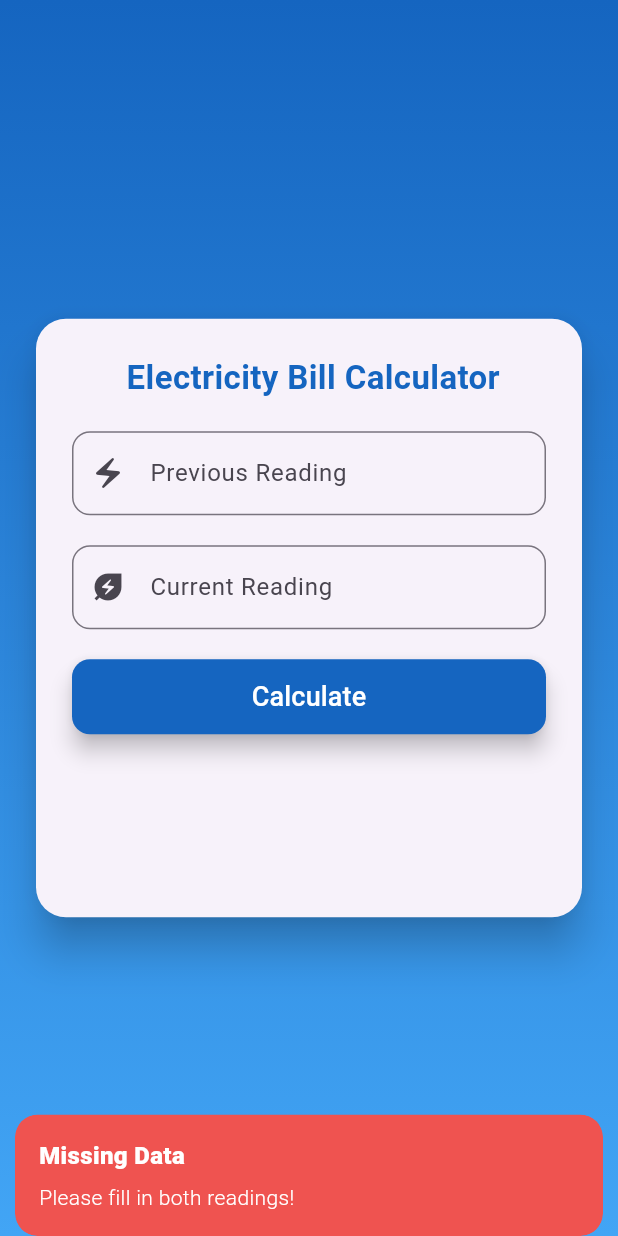
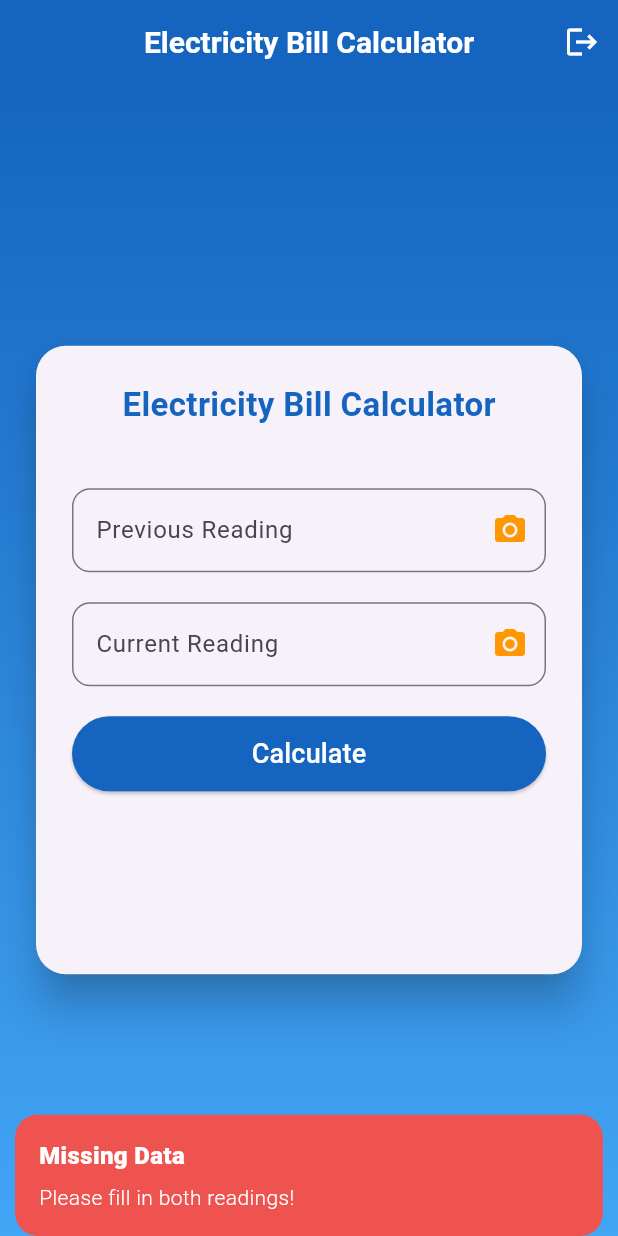
Before and after one commit to ahmedmaboud/Electricity-Consumption-Calculator, a Flutter app: the CalculatorPage screen opened by its route, after a tap on "Calculate", on a phone screen of 412 x 824 dp. Run offline on Flutter 3.47's test engine with Material 3 defaults, Android fonts, the phone set to English and light mode, and no system bars; our stand-ins replace flutter_spinkit, get, image_picker, supabase_flutter; missing offline and left inert: google_mlkit_text_recognition; accounts and stored records are empty; network calls fail.

Commit message:
applying getx on calculator page and merge the ocr in the calculator page and fix some things

```diff
--- a/Application/lib/calculator_page.dart
+++ b/Application/lib/calculator_page.dart
@@ -1,93 +1,46 @@
 import 'package:flutter/material.dart';
+import 'package:flutter_spinkit/flutter_spinkit.dart';
 import 'package:get/get.dart';
+import 'package:graduation_project_depi/controllers/calculator_page_controller.dart';
+import 'package:graduation_project_depi/services/auth_service.dart';
 
-class CalculatorPage extends StatelessWidget {
-  CalculatorPage({super.key});
-
-  final previousReadingController = TextEditingController();
-  final currentReadingController = TextEditingController();
-  final cost = ''.obs;
-  final consumption = ''.obs;
-
-  double calculateElectricity(int current, int previous) {
-    final reading = current - previous;
-    double rate;
-    double serviceFee;
-
-    if (reading <= 50) {
-      rate = 0.58;
-      serviceFee = 2;
-    } else if (reading <= 100) {
-      rate = 0.68;
-      serviceFee = 4;
-    } else if (reading <= 200) {
-      rate = 0.83;
-      serviceFee = 6;
-    } else if (reading <= 350) {
-      rate = 1.00;
-      serviceFee = 8;
-    } else if (reading <= 650) {
-      rate = 1.18;
-      serviceFee = 10;
-    } else if (reading <= 1000) {
-      rate = 1.28;
-      serviceFee = 12;
-    } else {
-      rate = 1.45;
-      serviceFee = 15;
-    }
-
-    return (reading * rate) + serviceFee;
-  }
-
-  bool validateInputs() {
-    if (previousReadingController.text.isEmpty ||
-        currentReadingController.text.isEmpty) {
-      Get.snackbar(
-        'Missing Data',
-        'Please fill in both readings!',
-        backgroundColor: Colors.red.shade400,
-        colorText: Colors.white,
-        snackPosition: SnackPosition.BOTTOM,
-      );
-      return false;
-    }
-
-    final previous = int.tryParse(previousReadingController.text);
-    final current = int.tryParse(currentReadingController.text);
-
-    if (previous == null || current == null) {
-      Get.snackbar(
-        'Invalid Input',
-        'Please enter valid numbers!',
-        backgroundColor: Colors.orange.shade400,
-        colorText: Colors.white,
-        snackPosition: SnackPosition.BOTTOM,
-      );
-      currentReadingController.clear();
-      previousReadingController.clear();
-      return false;
-    }
-
-    if (current < previous) {
-      Get.snackbar(
-        'Error',
-        'Current reading cannot be less than previous reading!',
-        backgroundColor: Colors.red.shade400,
-        colorText: Colors.white,
-        snackPosition: SnackPosition.BOTTOM,
-      );
-      currentReadingController.clear();
-      previousReadingController.clear();
-      return false;
-    }
-
-    return true;
-  }
+class CalculatorPage extends GetView<CalculatorPageController> {
+  const CalculatorPage({super.key});
 
   @override
   Widget build(BuildContext context) {
-    return Scaffold(
+    return SafeArea(
+      child: Scaffold(
+        appBar: AppBar(
+          automaticallyImplyLeading: false,
+          title: const Text(
+            "Electricity Bill Calculator",
+            style: TextStyle(
+              fontSize: 20,
+              fontWeight: FontWeight.bold,
+              color: Colors.white,
+            ),
+          ),
+          centerTitle: true,
+          backgroundColor: const Color(0xFF1565C0),
+
+          actions: [
+            IconButton(
+              icon: const Icon(Icons.logout, color: Colors.white),
+              onPressed: () {
+                final service = Get.find<AuthService>();
+                service.logout();
+                Get.offAllNamed('/login');
+                Get.snackbar(
+                  "Logged Out",
+                  "You have been logged out successfully!",
+                  backgroundColor: Colors.blue.shade400,
+                  colorText: Colors.white,
+                );
+              },
+            ),
+          ],
+        ),
         body: Container(
           decoration: const BoxDecoration(
             gradient: LinearGradient(
@@ -105,104 +58,103 @@ class CalculatorPage extends StatelessWidget {
                   borderRadius: BorderRadius.circular(20),
                 ),
                 child: Padding(
-                padding: const EdgeInsets.all(24.0),
+                  padding: const EdgeInsets.all(24),
+                  child: SingleChildScrollView(
                     child: Column(
                       mainAxisSize: MainAxisSize.min,
                       spacing: 20,
                       children: [
                         const Text(
-                      ' Electricity Bill Calculator ',
+                          "Electricity Bill Calculator",
                           style: TextStyle(
                             fontSize: 22,
                             fontWeight: FontWeight.bold,
                             color: Color(0xFF1565C0),
                           ),
-                      textAlign: TextAlign.center,
                         ),
+                        Obx(() {
+                          return controller.isLoading.value
+                              ? Column(
+                                  children: const [
+                                    SizedBox(height: 10),
+                                    SpinKitWave(
+                                      color: Colors.yellow,
+                                      size: 50.0,
+                                    ),
+                                    SizedBox(height: 10),
+                                    Text("Reading numbers from image..."),
+                                  ],
+                                )
+                              : const SizedBox();
+                        }),
                         TextField(
-                      controller: previousReadingController,
+                          controller: controller.previousReadingController,
                           keyboardType: TextInputType.number,
                           decoration: InputDecoration(
-                        prefixIcon: const Icon(Icons.electric_bolt),
-                        labelText: 'Previous Reading',
+                            labelText: "Previous Reading",
                             border: OutlineInputBorder(
                               borderRadius: BorderRadius.circular(12),
                             ),
+                            suffixIcon: IconButton(
+                              icon: Icon(
+                                Icons.camera_alt,
+                                color: Colors.orange,
+                              ),
+                              onPressed: () => controller.scanForField(
+                                controller.previousReadingController,
+                                context,
                               ),
                             ),
+                          ),
+                        ),
+
                         TextField(
-                      controller: currentReadingController,
+                          controller: controller.currentReadingController,
                           keyboardType: TextInputType.number,
                           decoration: InputDecoration(
-                        prefixIcon: const Icon(Icons.energy_savings_leaf),
-                        labelText: 'Current Reading',
+                            labelText: "Current Reading",
                             border: OutlineInputBorder(
                               borderRadius: BorderRadius.circular(12),
                             ),
+                            suffixIcon: IconButton(
+                              icon: Icon(
+                                Icons.camera_alt,
+                                color: Colors.orange,
+                              ),
+                              onPressed: () => controller.scanForField(
+                                controller.currentReadingController,
+                                context,
                               ),
                             ),
+                          ),
+                        ),
+
                         ElevatedButton(
-                      onPressed: () {
-                        if (!validateInputs()) return;
-
-                        final previous = int.parse(
-                          previousReadingController.text,
-                        );
-                        final current = int.parse(
-                          currentReadingController.text,
-                        );
-                        final consum = current - previous;
-                        final total = calculateElectricity(current, previous);
-                        cost.value =
-                            'Your Total Bill: ${total.toStringAsFixed(2)} EGP';
-                        consumption.value =
-                            'Your consumption: ${consum.toStringAsFixed(0)} kWh';
-
-                        Get.snackbar(
-                          'Success',
-                          'Electricity bill calculated successfully!',
-                          backgroundColor: Colors.green.shade400,
-                          colorText: Colors.white,
-                          snackPosition: SnackPosition.BOTTOM,
-                        );
-                        currentReadingController.clear();
-                        previousReadingController.clear();
-                      },
+                          onPressed: () => controller.calculate(),
                           style: ElevatedButton.styleFrom(
-                        backgroundColor: const Color(0xFF1565C0),
+                            backgroundColor: Color(0xFF1565C0),
                             foregroundColor: Colors.white,
-                        minimumSize: const Size(double.infinity, 50),
-                        shape: RoundedRectangleBorder(
-                          borderRadius: BorderRadius.circular(12),
+                            minimumSize: Size(double.infinity, 50),
                           ),
-                        elevation: 6,
-                      ),
-                      child: const Text(
-                        'Calculate',
+                          child: Text(
+                            "Calculate",
                             style: TextStyle(fontSize: 18),
                           ),
                         ),
-                    Obx(() {
-                      return Text(
-                        cost.value,
-                        style: const TextStyle(
-                          fontSize: 20,
-                          fontWeight: FontWeight.bold,
-                          color: Color(0xFF0D47A1),
+
+                        Obx(
+                          () => Text(controller.cost.value, style: resultStyle),
                         ),
-                      );
-                    }),
-                    Obx(() {
-                      return Text(
-                        consumption.value,
-                        style: const TextStyle(
-                          fontSize: 20,
-                          fontWeight: FontWeight.bold,
-                          color: Color(0xFF0D47A1),
+
+                        Obx(
+                          () => Text(
+                            controller.consumption.value,
+                            style: resultStyle,
                           ),
-                      );
-                    }),
+                        ),
                       ],
+                    ),
+                  ),
                 ),
               ),
             ),
@@ -211,4 +163,15 @@ class CalculatorPage extends StatelessWidget {
       ),
     );
   }
+
+  InputDecoration _field(String label) => InputDecoration(
+    labelText: label,
+    border: OutlineInputBorder(borderRadius: BorderRadius.circular(12)),
+  );
+
+  final resultStyle = const TextStyle(
+    fontSize: 20,
+    fontWeight: FontWeight.bold,
+    color: Color(0xFF0D47A1),
+  );
 }
--- /dev/null
+++ b/Application/lib/controllers/calculator_page_controller.dart
@@ -0,0 +1,183 @@
+import 'dart:io';
+
+import 'package:flutter/material.dart';
+import 'package:get/get.dart';
+import 'package:google_mlkit_text_recognition/google_mlkit_text_recognition.dart';
+import 'package:image_picker/image_picker.dart';
+
+class CalculatorPageController extends GetxController {
+  final previousReadingController = TextEditingController();
+  final currentReadingController = TextEditingController();
+  final cost = ''.obs;
+  final consumption = ''.obs;
+
+  final isLoading = false.obs;
+
+  final picker = ImagePicker();
+
+  double calculateElectricity(int current, int previous) {
+    final reading = current - previous;
+    double rate;
+    double serviceFee;
+
+    if (reading <= 50) {
+      rate = 0.58;
+      serviceFee = 2;
+    } else if (reading <= 100) {
+      rate = 0.68;
+      serviceFee = 4;
+    } else if (reading <= 200) {
+      rate = 0.83;
+      serviceFee = 6;
+    } else if (reading <= 350) {
+      rate = 1.00;
+      serviceFee = 8;
+    } else if (reading <= 650) {
+      rate = 1.18;
+      serviceFee = 10;
+    } else if (reading <= 1000) {
+      rate = 1.28;
+      serviceFee = 12;
+    } else {
+      rate = 1.45;
+      serviceFee = 15;
+    }
+
+    return (reading * rate) + serviceFee;
+  }
+
+  bool validateInputs() {
+    if (previousReadingController.text.isEmpty ||
+        currentReadingController.text.isEmpty) {
+      Get.snackbar(
+        'Missing Data',
+        'Please fill in both readings!',
+        backgroundColor: Colors.red.shade400,
+        colorText: Colors.white,
+        snackPosition: SnackPosition.BOTTOM,
+      );
+      return false;
+    }
+
+    final previous = int.tryParse(previousReadingController.text);
+    final current = int.tryParse(currentReadingController.text);
+
+    if (previous == null || current == null) {
+      Get.snackbar(
+        'Invalid Input',
+        'Please enter valid numbers!',
+        backgroundColor: Colors.orange.shade400,
+        colorText: Colors.white,
+        snackPosition: SnackPosition.BOTTOM,
+      );
+      currentReadingController.clear();
+      previousReadingController.clear();
+      return false;
+    }
+
+    if (current < previous) {
+      Get.snackbar(
+        'Error',
+        'Current reading cannot be less than previous reading!',
+        backgroundColor: Colors.red.shade400,
+        colorText: Colors.white,
+        snackPosition: SnackPosition.BOTTOM,
+      );
+      currentReadingController.clear();
+      previousReadingController.clear();
+      return false;
+    }
+
+    return true;
+  }
+
+  void calculate() {
+    if (!validateInputs()) return;
+
+    final previous = int.parse(previousReadingController.text);
+    final current = int.parse(currentReadingController.text);
+    final consum = current - previous;
+    final total = calculateElectricity(current, previous);
+    cost.value = 'Your Total Bill: ${total.toStringAsFixed(2)} EGP';
+    consumption.value = 'Your consumption: ${consum.toStringAsFixed(0)} kWh';
+
+    Get.snackbar(
+      'Success',
+      'Electricity bill calculated successfully!',
+      backgroundColor: Colors.green.shade400,
+      colorText: Colors.white,
+      snackPosition: SnackPosition.BOTTOM,
+    );
+    currentReadingController.clear();
+    previousReadingController.clear();
+  }
+
+  Future<void> scanForField(
+    TextEditingController target,
+    BuildContext context,
+  ) async {
+    showModalBottomSheet(
+      context: context,
+      elevation: 10,
+      builder: (_) {
+        return SafeArea(
+          child: Column(
+            mainAxisSize: MainAxisSize.min,
+            children: [
+              ListTile(
+                leading: Icon(Icons.camera_alt),
+                title: Text("Take Photo"),
+                onTap: () async {
+                  Navigator.pop(context);
+                  await runOCR(target, ImageSource.camera);
+                },
+              ),
+              ListTile(
+                leading: Icon(Icons.photo_library),
+                title: Text("Choose from Gallery"),
+                onTap: () async {
+                  Navigator.pop(context);
+                  await runOCR(target, ImageSource.gallery);
+                },
+              ),
+            ],
+          ),
+        );
+      },
+    );
+  }
+
+  Future<void> runOCR(TextEditingController target, ImageSource source) async {
+    final picked = await picker.pickImage(source: source);
+    if (picked == null) return;
+
+    isLoading.value = true;
+
+    final inputImage = InputImage.fromFile(File(picked.path));
+    final recognizer = TextRecognizer(script: TextRecognitionScript.latin);
+    final result = await recognizer.processImage(inputImage);
+
+    List<int> numbers = [];
+
+    for (var block in result.blocks) {
+      for (var line in block.lines) {
+        for (var m in RegExp(r'\d+').allMatches(line.text)) {
+          numbers.add(int.parse(m.group(0)!));
+        }
+      }
+    }
+
+    await recognizer.close();
+    isLoading.value = false;
+
+    if (numbers.isEmpty) {
+      Get.snackbar("Error", "No numbers found in image!");
+      return;
+    }
+
+    numbers.sort();
+    target.text = numbers.last.toString(); // Take largest reading
+
+    Get.snackbar("Done", "Number extracted successfully!");
+  }
+}
--- a/Application/lib/services/auth_service.dart
+++ b/Application/lib/services/auth_service.dart
@@ -46,7 +46,7 @@ class AuthService {
       rethrow;
     } catch (e) {
       print("LOGIN ERROR: $e");
-      return false;
+      rethrow;
     }
   }
 
```
Also changed, not shown: Application/lib/controllers/login_form_controller.dart (+0 -7 lines), Application/lib/controllers/register_form_controller.dart (+14 -9 lines), Application/lib/main.dart (+12 -3 lines), Application/lib/views/SplashScreen.dart (+8 -1 lines), Application/lib/widgets/login_form.dart (+17 -5 lines), Application/lib/widgets/register_form.dart (+16 -7 lines). Lines whose indentation alone changed are shown as unchanged.
